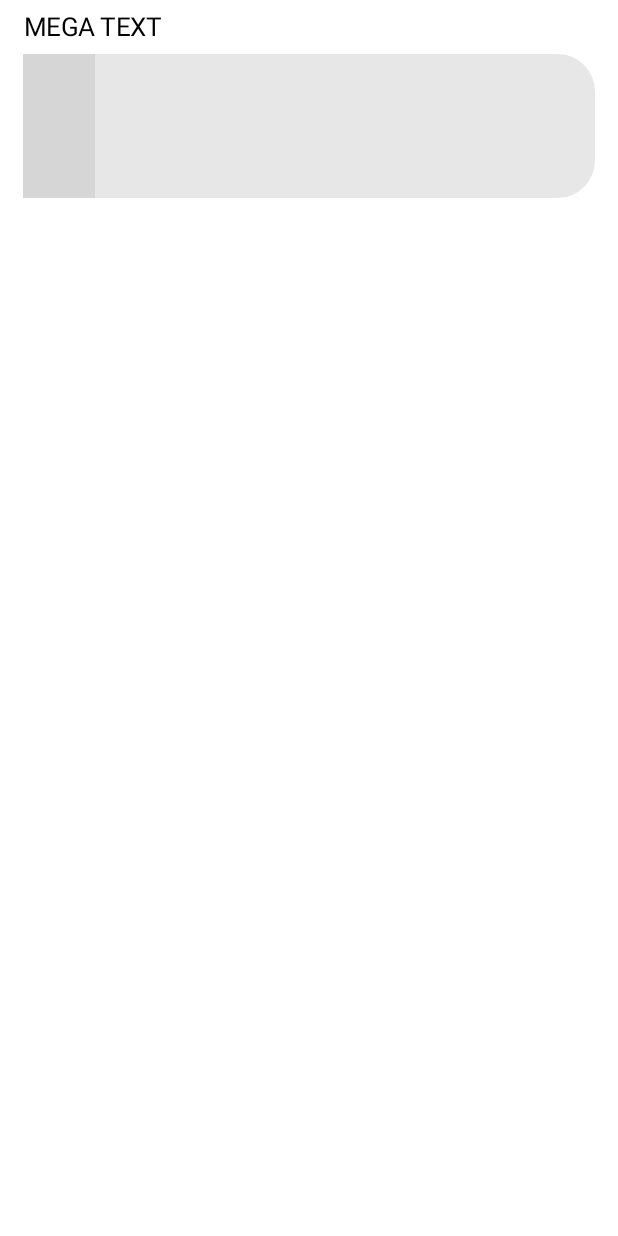
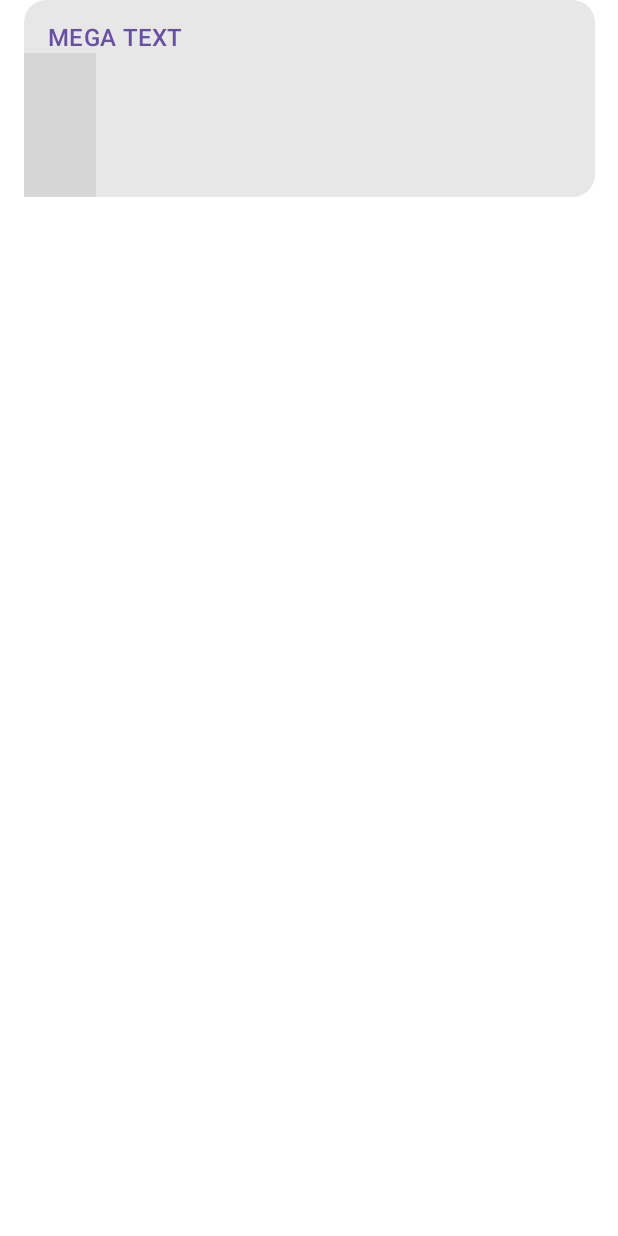
Before and after one commit to AndroidxDev/SClickerJetpack, an Android app built with Jetpack Compose: the @Preview function Preview4, on a phone screen of 412 x 824 dp. Run offline under Robolectric (Android 15) with nearby library versions, the phone set to English and light mode, and no system bars; libraries missing offline, so code that uses them is left out: me.zhanghai.compose; missing, so only their content is drawn: ProvidePreferenceLocals; 1 statement that could not run was skipped; grey boxes are pictures that could not be loaded.

Commit message:
theming and navbar

```diff
--- a/app/src/main/java/com/xdev/jetpack/blurApp/preferences/CategoryPreference.kt
+++ b/app/src/main/java/com/xdev/jetpack/blurApp/preferences/CategoryPreference.kt
@@ -1,5 +1,6 @@
 package com.xdev.jetpack.blurApp.preferences
 
+import android.content.res.Configuration
 import androidx.compose.foundation.background
 import androidx.compose.foundation.layout.Column
 import androidx.compose.foundation.layout.ColumnScope
@@ -13,45 +14,60 @@ import androidx.compose.material3.Text
 import androidx.compose.runtime.Composable
 import androidx.compose.ui.Modifier
 import androidx.compose.ui.graphics.Color
+import androidx.compose.ui.text.font.FontWeight
 import androidx.compose.ui.tooling.preview.Preview
+import androidx.compose.ui.tooling.preview.Wallpapers
 import androidx.compose.ui.unit.dp
 import androidx.compose.ui.unit.sp
+
 
 fun LazyListScope.categoryPreference(
     key: String,
     title: String,
-    modifier: Modifier = Modifier.padding(start = 15.dp, end = 15.dp, bottom = 15.dp),
+    modifier: Modifier = Modifier.padding(start = 16.dp,
+        end = 15.dp,
+        top = 0.dp,
+        bottom = 15.dp),
     content: @Composable ColumnScope.() -> Unit
 ) {
     item(key = key, contentType = "Category") {
-        Text(
-            title,
-            style = MaterialTheme.typography.bodyMedium,
-            modifier = Modifier.padding(
-                start = 16.dp,
-                end = 15.dp,
-                top = 8.dp,
-                bottom = 8.dp
-            ),
-            fontSize = 17.sp
-        )
         Column(
             modifier
                 .fillMaxWidth()
                 .background(
                     color = Color.Gray.copy(alpha = 0.2f),
-                    shape = RoundedCornerShape(25.dp)
+                    shape = RoundedCornerShape(15.dp)
                 )
         ) {
+            Text(
+                title,
+                style = MaterialTheme.typography.bodyMedium,
+                modifier = Modifier.padding(
+                    start = 16.dp,
+                    end = 15.dp,
+                    top = 15.dp,
+                    bottom = 0.dp
+                ),
+                fontSize = 16.sp,
+              //  color = ((WallpaperManager.getInstance(LocalContext.current)).getWallpaperColors(WallpaperManager.FLAG_SYSTEM))?.primaryColor?.toComposeColor() ?: Color.White,
+                color = MaterialTheme.colorScheme.primary,
+                fontWeight = FontWeight.W500
+            )
+
             content()
         }
     }
 }
 
-@Preview(showSystemUi = false, showBackground = true)
+@Preview(showSystemUi = true,
+    showBackground = true,
+    wallpaper = Wallpapers.GREEN_DOMINATED_EXAMPLE,
+    uiMode = Configuration.UI_MODE_NIGHT_YES
+)
 @Composable
 fun Preview4() {
-    LazyColumn {
+    //JetpackTheme(colorTheme = "red") {
+        LazyColumn {
             categoryPreference(
                 key = "asa",
                 title = "MEGA TEXT"
@@ -69,5 +85,6 @@ fun Preview4() {
                     onValueChange = {}
                 )
             }
-    }
+        }
+    //}
 }
--- a/app/src/main/java/com/xdev/jetpack/ui/theme/Color.kt
+++ b/app/src/main/java/com/xdev/jetpack/ui/theme/Color.kt
@@ -9,3 +9,5 @@ val Pink80 = Color(0xFFEFB8C8)
 val Purple40 = Color(0xFF6650a4)
 val PurpleGrey40 = Color(0xFF625b71)
 val Pink40 = Color(0xFF7D5260)
+
+val RedSwich = Color(0xFFFF6767)
--- a/app/src/main/res/values/strings.xml
+++ b/app/src/main/res/values/strings.xml
@@ -14,4 +14,6 @@
     <string name="top_bar">Top Bar</string>
     <string name="enable_large_top_bar">enable large top bar</string>
     <string name="enable_large_top_bar_in_this_app">enable large top bar in this app</string>
+    <string name="app_settings">App settings</string>
+    <string name="theme_color">Theme color app</string>
 </resources>
--- a/gradle/libs.versions.toml
+++ b/gradle/libs.versions.toml
@@ -7,13 +7,11 @@ junitVersion = "1.3.0"
 espressoCore = "3.7.0"
 lifecycleRuntimeKtx = "2.9.4"
 activityCompose = "1.12.0"
-composeBom = "2025.11.01"
+composeBom = "2025.12.00"
 navigationRuntimeKtx = "2.9.5"
 uiUnit = "1.9.4"
 haze = "1.7.0"
 preference = "2.1.0"
-appcompat = "1.7.0"
-material = "1.13.0"
 
 [libraries]
 androidx-core-ktx = { group = "androidx.core", name = "core-ktx", version.ref = "coreKtx" }
```
Also changed, not shown: app/src/main/java/com/xdev/jetpack/MainActivity.kt (+12 -4 lines), app/src/main/java/com/xdev/jetpack/blurApp/NewScreen.kt (+91 -14 lines), app/src/main/java/com/xdev/jetpack/ui/theme/Theme.kt (+56 -10 lines), 1 other file.
